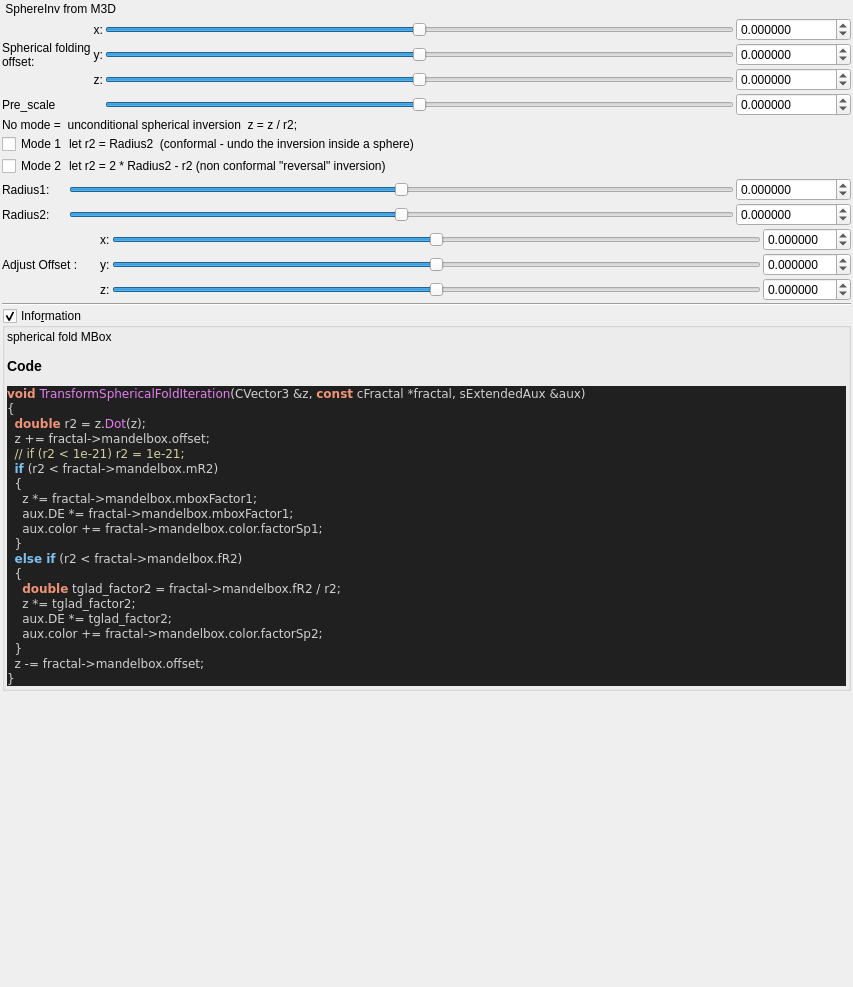
This is mandelbulber2/qt_data/fractal_transf_sphere_inv.ui in buddhi1980/mandelbulber2 as Qt 5 draws it before an edit. The edited form follows.
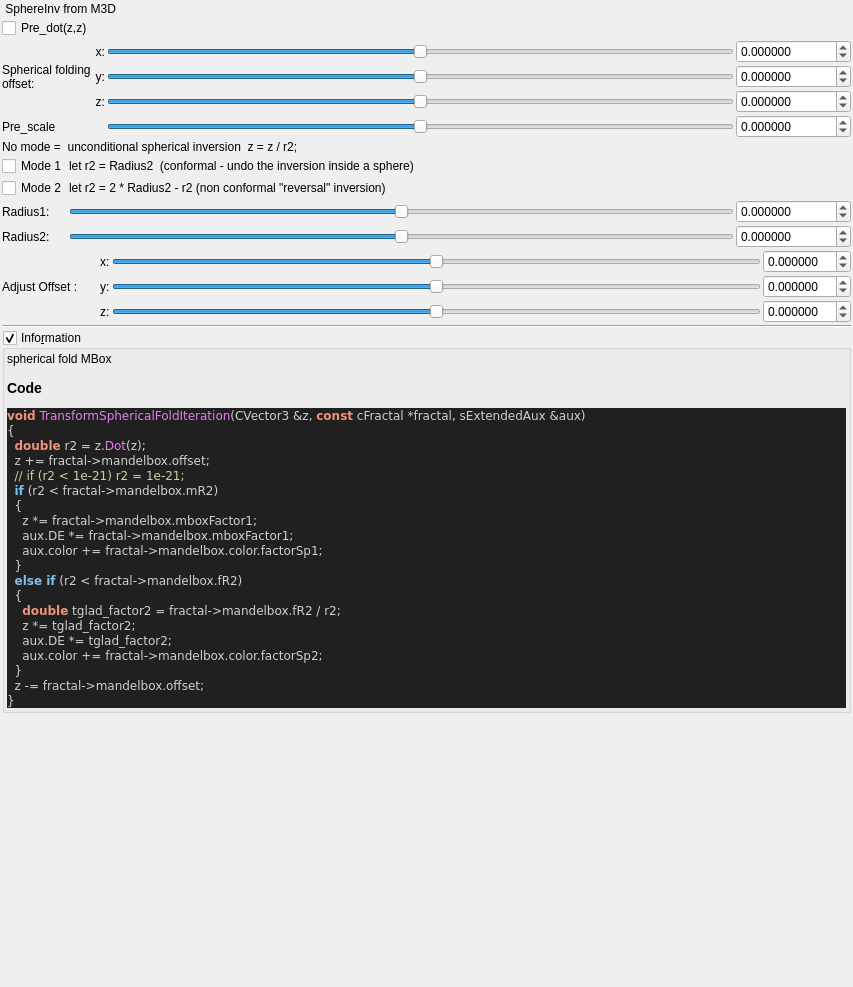
This is the edited form. Custom widgets are drawn as their Qt base class.

Commit message: Sphere Inversion added extra function Transf AddCpixel C.x c.y swap fixed

What changed in the file:
```diff
--- a/mandelbulber2/qt_data/fractal_transf_sphere_inv.ui
+++ b/mandelbulber2/qt_data/fractal_transf_sphere_inv.ui
@@ -307,6 +307,13 @@
        </property>
       </widget>
      </item>
+     <item row="0" column="0">
+      <widget class="QCheckBox" name="checkBox_transf_function_enabledy_false">
+       <property name="text">
+        <string>Pre_dot(z,z)</string>
+       </property>
+      </widget>
+     </item>
     </layout>
    </item>
    <item>
```
The commit also changes 5 other files.
